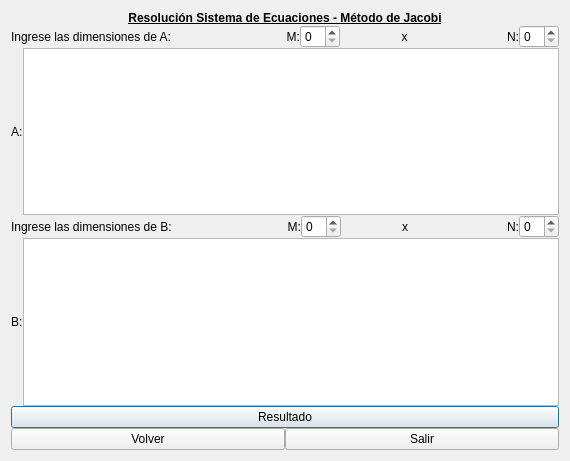
vflorest/semProject, file BALTAM/matrixoperator.ui: the form before one commit.
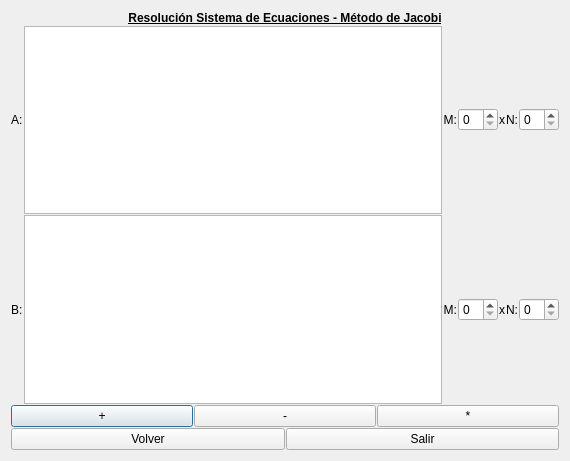
The form after the commit.

Diff of the .ui file:
```diff
--- a/BALTAM/matrixoperator.ui
+++ b/BALTAM/matrixoperator.ui
@@ -15,7 +15,7 @@
   </property>
   <layout class="QVBoxLayout" name="verticalLayout">
    <property name="spacing">
-    <number>0</number>
+    <number>1</number>
    </property>
    <item>
     <widget class="QLabel" name="title">
@@ -33,77 +33,10 @@
      </property>
     </widget>
    </item>
-   <item>
-    <layout class="QHBoxLayout" name="horizontalLayout">
-     <item>
-      <widget class="QLabel" name="label_2">
-       <property name="text">
-        <string>Ingrese las dimensiones de A:</string>
-       </property>
-      </widget>
-     </item>
-     <item>
-      <widget class="QLabel" name="label_3">
-       <property name="text">
-        <string>M:</string>
-       </property>
-       <property name="alignment">
-        <set>Qt::AlignRight|Qt::AlignTrailing|Qt::AlignVCenter</set>
-       </property>
-      </widget>
-     </item>
-     <item>
-      <widget class="QSpinBox" name="mSpinBoxA">
-       <property name="maximumSize">
-        <size>
-         <width>40</width>
-         <height>16777215</height>
-        </size>
-       </property>
-      </widget>
-     </item>
-     <item>
-      <widget class="QLabel" name="label_4">
-       <property name="text">
-        <string>x</string>
-       </property>
-       <property name="alignment">
-        <set>Qt::AlignCenter</set>
-       </property>
-      </widget>
-     </item>
-     <item>
-      <widget class="QLabel" name="label_5">
-       <property name="maximumSize">
-        <size>
-         <width>50</width>
-         <height>16777215</height>
-        </size>
-       </property>
-       <property name="text">
-        <string>N:</string>
-       </property>
-       <property name="alignment">
-        <set>Qt::AlignRight|Qt::AlignTrailing|Qt::AlignVCenter</set>
-       </property>
-      </widget>
-     </item>
-     <item>
-      <widget class="QSpinBox" name="nSpinBoxA">
-       <property name="maximumSize">
-        <size>
-         <width>40</width>
-         <height>16777215</height>
-        </size>
-       </property>
-      </widget>
-     </item>
-    </layout>
-   </item>
    <item>
     <layout class="QHBoxLayout" name="horizontalLayout_2">
      <property name="spacing">
-      <number>0</number>
+      <number>-1</number>
      </property>
      <item>
       <widget class="QLabel" name="label_6">
@@ -123,22 +56,93 @@
        <property name="maximumSize">
         <size>
          <width>16777215</width>
-         <height>300</height>
+         <height>16777215</height>
         </size>
        </property>
       </widget>
      </item>
-    </layout>
-   </item>
+     <item>
+      <layout class="QVBoxLayout" name="verticalLayout_2">
+       <item>
+        <layout class="QHBoxLayout" name="horizontalLayout_3">
+         <item>
+          <widget class="QLabel" name="label_3">
+           <property name="text">
+            <string>M:</string>
+           </property>
+           <property name="alignment">
+            <set>Qt::AlignRight|Qt::AlignTrailing|Qt::AlignVCenter</set>
+           </property>
+          </widget>
+         </item>
+         <item>
+          <widget class="QSpinBox" name="mSpinBoxA">
+           <property name="maximumSize">
+            <size>
+             <width>40</width>
+             <height>16777215</height>
+            </size>
+           </property>
+          </widget>
+         </item>
+         <item>
+          <widget class="QLabel" name="label_4">
+           <property name="text">
+            <string>x</string>
+           </property>
+           <property name="alignment">
+            <set>Qt::AlignCenter</set>
+           </property>
+          </widget>
+         </item>
+         <item>
+          <widget class="QLabel" name="label_5">
+           <property name="maximumSize">
+            <size>
+             <width>50</width>
+             <height>16777215</height>
+            </size>
+           </property>
+           <property name="text">
+            <string>N:</string>
+           </property>
+           <property name="alignment">
+            <set>Qt::AlignRight|Qt::AlignTrailing|Qt::AlignVCenter</set>
+           </property>
+          </widget>
+         </item>
+         <item>
+          <widget class="QSpinBox" name="nSpinBoxA">
+           <property name="maximumSize">
+            <size>
+             <width>40</width>
+             <height>16777215</height>
+            </size>
+           </property>
+          </widget>
+         </item>
+        </layout>
+       </item>
+      </layout>
+     </item>
+    </layout>
+   </item>
    <item>
-    <layout class="QHBoxLayout" name="horizontalLayout_4">
+    <layout class="QHBoxLayout" name="horizontalLayout_5">
      <item>
-      <widget class="QLabel" name="label">
+      <widget class="QLabel" name="label_10">
        <property name="text">
-        <string>Ingrese las dimensiones de B:</string>
+        <string>B:</string>
        </property>
       </widget>
      </item>
+     <item>
+      <widget class="QTableView" name="matrixB"/>
+     </item>
+     <item>
+      <layout class="QVBoxLayout" name="verticalLayout_3">
+       <item>
+        <layout class="QHBoxLayout" name="horizontalLayout_7">
      <item>
       <widget class="QLabel" name="label_7">
        <property name="text">
@@ -203,26 +207,34 @@
      </item>
     </layout>
    </item>
+      </layout>
+     </item>
+    </layout>
+   </item>
    <item>
-    <layout class="QHBoxLayout" name="horizontalLayout_5">
+    <layout class="QHBoxLayout" name="horizontalLayout">
      <item>
-      <widget class="QLabel" name="label_10">
+      <widget class="QPushButton" name="sumButton">
        <property name="text">
-        <string>B:</string>
+        <string>+</string>
        </property>
       </widget>
      </item>
      <item>
-      <widget class="QTableView" name="matrixB"/>
+      <widget class="QPushButton" name="sustButton">
+       <property name="text">
+        <string>-</string>
+       </property>
+      </widget>
      </item>
-    </layout>
-   </item>
    <item>
-    <widget class="QPushButton" name="resultButton">
+      <widget class="QPushButton" name="multButton">
      <property name="text">
-      <string>Resultado</string>
-     </property>
-    </widget>
+        <string>*</string>
+       </property>
+      </widget>
+     </item>
+    </layout>
    </item>
    <item>
     <layout class="QHBoxLayout" name="horizontalLayout_6">
```
Lines whose indentation alone changed are shown as unchanged.
